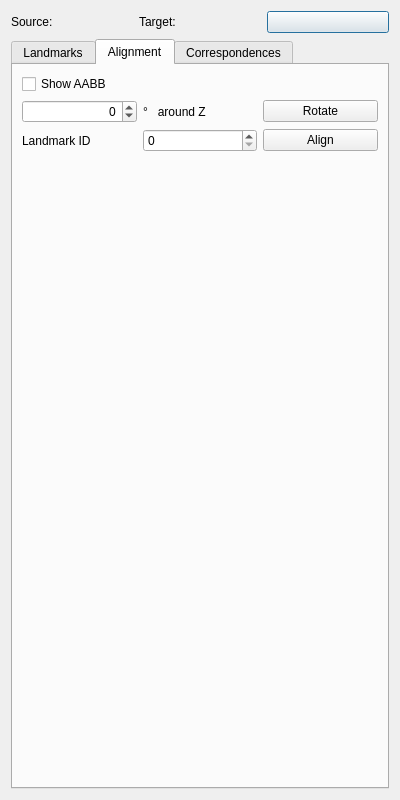
Qt form topo-blend/landmarks_dialog.ui (ialhashim/topo-blend) before a commit.
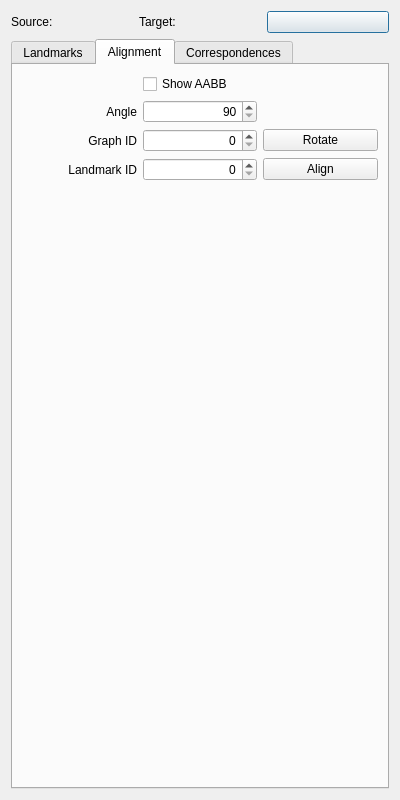
The same form after that commit. The open tabs and pages were chosen to show the change. Icons and pictures are not drawn.

Commit message: [Alignment] Rotation and AABB are added.

```diff
--- a/topo-blend/landmarks_dialog.ui
+++ b/topo-blend/landmarks_dialog.ui
@@ -15,7 +15,7 @@
   </property>
   <property name="minimumSize">
    <size>
-    <width>400</width>
+    <width>280</width>
     <height>800</height>
    </size>
   </property>
@@ -183,47 +183,84 @@
        <string>Alignment</string>
       </attribute>
       <layout class="QGridLayout" name="gridLayout">
-       <item row="3" column="1">
-        <widget class="QSpinBox" name="spinBox_2"/>
-       </item>
-       <item row="2" column="1">
-        <widget class="QLabel" name="label">
-         <property name="text">
-          <string>°   around Z</string>
-         </property>
-        </widget>
-       </item>
-       <item row="2" column="0">
-        <widget class="QSpinBox" name="spinBox">
+       <item row="2" column="2">
+        <widget class="QSpinBox" name="angleAroundZ">
          <property name="alignment">
           <set>Qt::AlignRight|Qt::AlignTrailing|Qt::AlignVCenter</set>
          </property>
          <property name="minimum">
-          <number>-90</number>
+          <number>90</number>
          </property>
          <property name="maximum">
-          <number>180</number>
+          <number>270</number>
          </property>
          <property name="singleStep">
           <number>90</number>
          </property>
+         <property name="value">
+          <number>90</number>
+         </property>
         </widget>
        </item>
-       <item row="3" column="2">
+       <item row="4" column="2">
+        <widget class="QSpinBox" name="spinBox_2">
+         <property name="alignment">
+          <set>Qt::AlignRight|Qt::AlignTrailing|Qt::AlignVCenter</set>
+         </property>
+        </widget>
+       </item>
+       <item row="4" column="3">
         <widget class="QPushButton" name="alignButton">
          <property name="text">
           <string>Align</string>
          </property>
         </widget>
        </item>
-       <item row="2" column="2">
+       <item row="4" column="1">
+        <widget class="QLabel" name="label_2">
+         <property name="text">
+          <string>Landmark ID</string>
+         </property>
+         <property name="alignment">
+          <set>Qt::AlignRight|Qt::AlignTrailing|Qt::AlignVCenter</set>
+         </property>
+        </widget>
+       </item>
+       <item row="2" column="1">
+        <widget class="QLabel" name="label">
+         <property name="text">
+          <string>Angle</string>
+         </property>
+         <property name="alignment">
+          <set>Qt::AlignRight|Qt::AlignTrailing|Qt::AlignVCenter</set>
+         </property>
+        </widget>
+       </item>
+       <item row="3" column="3">
         <widget class="QPushButton" name="rotateButton">
          <property name="text">
           <string>Rotate</string>
          </property>
         </widget>
        </item>
-       <item row="6" column="2">
+       <item row="3" column="1">
+        <widget class="QLabel" name="label_4">
+         <property name="text">
+          <string>Graph ID</string>
+         </property>
+         <property name="alignment">
+          <set>Qt::AlignRight|Qt::AlignTrailing|Qt::AlignVCenter</set>
+         </property>
+        </widget>
+       </item>
+       <item row="3" column="2">
+        <widget class="QSpinBox" name="graphID">
+         <property name="alignment">
+          <set>Qt::AlignRight|Qt::AlignTrailing|Qt::AlignVCenter</set>
+         </property>
+        </widget>
+       </item>
+       <item row="7" column="1" colspan="3">
         <spacer name="verticalSpacer">
          <property name="orientation">
           <enum>Qt::Vertical</enum>
@@ -236,15 +273,8 @@
          </property>
         </spacer>
        </item>
-       <item row="3" column="0">
-        <widget class="QLabel" name="label_2">
-         <property name="text">
-          <string>Landmark ID</string>
-         </property>
-        </widget>
-       </item>
-       <item row="1" column="0">
-        <widget class="QCheckBox" name="checkBox">
+       <item row="1" column="2">
+        <widget class="QCheckBox" name="showAABB">
          <property name="text">
           <string>Show AABB</string>
          </property>
```
Left out of the diff: 48 changed lines with no effect on the pictures. The commit also changes 12 other files.
